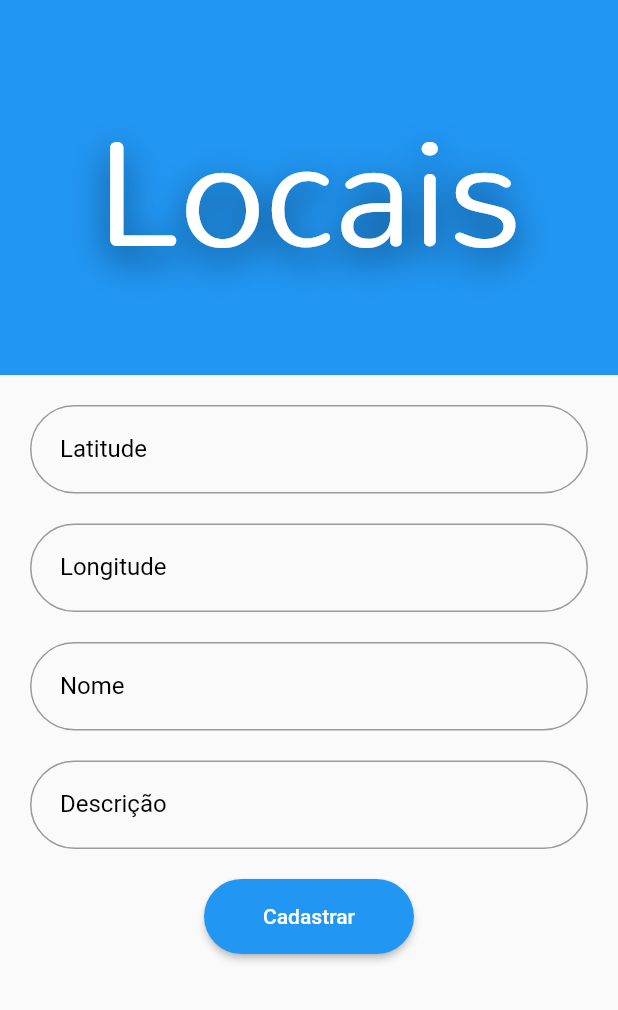
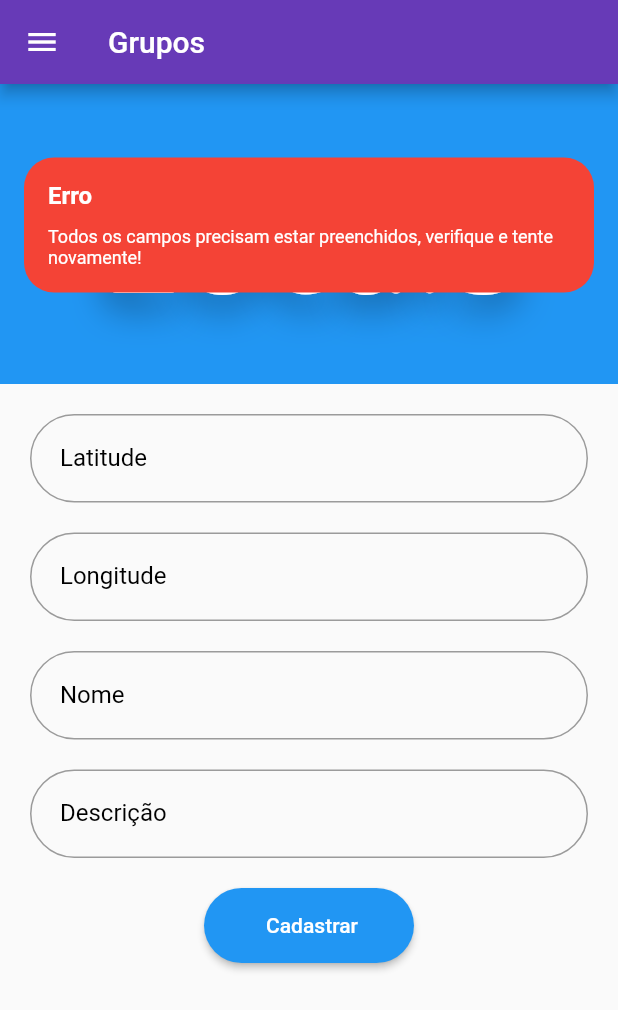
Before and after one commit to ErikSeabra/Projeto.Duda, a Flutter app: the adicionarLocal screen opened directly, after a tap on "Cadastrar", on a phone screen of 412 x 824 dp. Shown: the top 1010 px of the screen. Run offline on Flutter 3.47's test engine with Material 2 defaults, Android fonts, the phone set to English and light mode, and no system bars; drawn by our look-alikes of progress_state_button; our stand-ins replace cloud_firestore, firebase_auth, firebase_core, geolocator, google_maps_flutter, mask_text_input_formatter and 1 more; missing offline and left inert: dart:ffi; accounts and stored records are empty.

Commit message:
correcao dos botões de salvar

```diff
--- a/lib/adicionar_local.dart
+++ b/lib/adicionar_local.dart
@@ -3,6 +3,7 @@ import 'package:duda/mapa_locais.dart';
 import 'package:duda/models/users.dart';
 import 'package:duda/widget/error_message.dart';
 import 'package:duda/widget/input_text.dart';
+import 'package:duda/widget/menu.dart';
 import 'package:flutter/gestures.dart';
 import 'package:flutter/material.dart';
 import 'package:duda/Mapa.dart';
@@ -10,6 +11,8 @@ import 'package:firebase_core/firebase_core.dart';
 import 'package:cloud_firestore/cloud_firestore.dart';
 import 'package:firebase_auth/firebase_auth.dart';
 import 'package:duda/widget/input_telefone.dart';
+import 'package:progress_state_button/iconed_button.dart';
+import 'package:progress_state_button/progress_button.dart';
 
 
 import 'models/locais.dart';
@@ -27,7 +30,31 @@ class _adicionarLocalState extends State<adicionarLocal> {
   final _nome = TextEditingController();
   final _descricao = TextEditingController();
 
+  late FirebaseAuth _auth;
+   late User mCurrentUser;
+  String _uname = '';
+  String _email = '';
+  bool anonimo = false;
+  int grupos = 0;
 
+  ButtonState stateTextWithIcon = ButtonState.idle;
+
+  getCurrentUser () async {
+    _auth = FirebaseAuth.instance;
+
+    if (_auth.currentUser != null) {
+      mCurrentUser = _auth.currentUser!;
+      DocumentSnapshot usuario = await FirebaseFirestore.instance.collection('users').doc(mCurrentUser.email).get();
+      setState(() {
+        _uname = usuario["nome"] != '' ? usuario["nome"] : "";
+        _email = usuario["user"] != '' ? usuario["user"] : "";
+      });
+    }else{
+      setState(() {
+        anonimo = true;
+      });
+    }
+  }
 
   Future <void> inicializarFirebase() async {
     await Firebase.initializeApp();
@@ -37,8 +64,16 @@ class _adicionarLocalState extends State<adicionarLocal> {
   @override
   Widget build(BuildContext context) {
     inicializarFirebase();
+    getCurrentUser();
     return Scaffold(
       body: _laycomExpanded(),
+      appBar: AppBar(
+        backgroundColor: Colors.deepPurple,
+        title: Text("Grupos"),
+      ),
+      drawer: Drawer(
+        child: MenuLateral(_uname, _email, anonimo),
+      ),
     );
   }
 
@@ -49,7 +84,7 @@ class _adicionarLocalState extends State<adicionarLocal> {
         mainAxisSize: MainAxisSize.max,
         children: [
           Container(
-              height: 250,
+              height: 200,
               color: Colors.blue,
               child: Row(
                 mainAxisAlignment: MainAxisAlignment.spaceEvenly,
@@ -82,16 +117,40 @@ class _adicionarLocalState extends State<adicionarLocal> {
             width: 180,
             height: 70,
             padding: EdgeInsets.fromLTRB(20, 20, 20, 0),
-            child: ElevatedButton(
-              style: ElevatedButton.styleFrom(
-                primary: Colors.blue, //Cor do botão
-                onPrimary: Colors.white, //Cor do trexto dentro do botão
-                shape: RoundedRectangleBorder( // Deixando o botão circular
-                  borderRadius: BorderRadius.circular(50), // <-- Radius
-                ),),
-              child: Text('Cadastrar'),
-              onPressed: () {_clicksend(context);},
+            child: ProgressButton.icon(iconedButtons: {
+                ButtonState.idle: IconedButton(
+                  color: Colors.blue,
+                  text: "Cadastrar",
                 ),
+                ButtonState.loading: IconedButton(
+                  icon: Icon(Icons.send, color: Colors.white),
+                  color: Colors.blue,
+                  text: "Carregando",
+                ),
+                ButtonState.fail: IconedButton(
+                  color: Colors.blue,
+                  text: "Cadastrar",
+                ),
+                ButtonState.success: IconedButton(
+                  text: "Sucesso",
+                  color: Colors.green.shade400
+                ),},
+                onPressed: () {
+                  _clicksend(context);
+                },
+                state: stateTextWithIcon,
+              ),
+
+            // child: ElevatedButton(
+            //   style: ElevatedButton.styleFrom(
+            //     primary: Colors.blue, //Cor do botão
+            //     onPrimary: Colors.white, //Cor do trexto dentro do botão
+            //     shape: RoundedRectangleBorder( // Deixando o botão circular
+            //       borderRadius: BorderRadius.circular(50), // <-- Radius
+            //     ),),
+            //   child: Text('Cadastrar'),
+            //   onPressed: () {_clicksend(context);},
+            // ),
           ),
           SizedBox(height: size.height * 0.02),
 
@@ -104,12 +163,33 @@ class _adicionarLocalState extends State<adicionarLocal> {
 
 
   void _clicksend(BuildContext ctx){
+    setState(() {
+      stateTextWithIcon = ButtonState.loading;
+    });
     Locais l = new Locais();
+    if (_latitude.text.toString().trim() == "" || _longitude.text.toString().trim() == "" ||
+      _nome.text.toString().trim() == "" ||_descricao.text.toString().trim() == ""
+    ) {
+      setState(() {
+        stateTextWithIcon = ButtonState.idle;
+      });
+      ScaffoldMessenger.of(context).showSnackBar(
+          SnackBar(
+            content: ErrorMessage("Erro","Todos os campos precisam estar preenchidos, verifique e tente novamente!", Colors.red),
+            behavior: SnackBarBehavior.floating,
+            backgroundColor: Colors.transparent,
+            margin: EdgeInsets.only(bottom: 615),
+            elevation: 0,
+          ),
+        );
+    }else{
       l.latitude = double.parse(_latitude.text.toString());
       l.longitude = double.parse(_longitude.text.toString());
+
       l.nome = _nome.text.toString().trim();
       l.descricao = _descricao.text.toString().trim();
       l.dt = DateTime.now();
+
       CollectionReference instanciaColecao = FirebaseFirestore.instance.collection("locais");
       Future <void> addlocais(){
         return instanciaColecao
@@ -117,6 +197,9 @@ class _adicionarLocalState extends State<adicionarLocal> {
             .set(l.toJson())
             .then((value) {
               print("Local adicionado");
+              setState(() {
+                stateTextWithIcon = ButtonState.idle;
+              });
               _abreOutraTela(ctx, Mapa());
               ScaffoldMessenger.of(context).showSnackBar(
               SnackBar(
@@ -128,9 +211,10 @@ class _adicionarLocalState extends State<adicionarLocal> {
               ),
             );
             })
-          .catchError((onError)=>print("Erro ao gravar no banco $onError"));
+            .catchError((onError)=>{print("Erro ao gravar no banco $onError")});
       }
       addlocais();
+    }
   }
 }
 _abreOutraTela(ctx, page){
```
Also changed, not shown: lib/Cadastro.dart (+34 -9 lines), lib/Login.dart (+34 -22 lines), pubspec.yaml (+6 -4 lines), pubspec.lock. Lines whose indentation alone changed are shown as unchanged.
